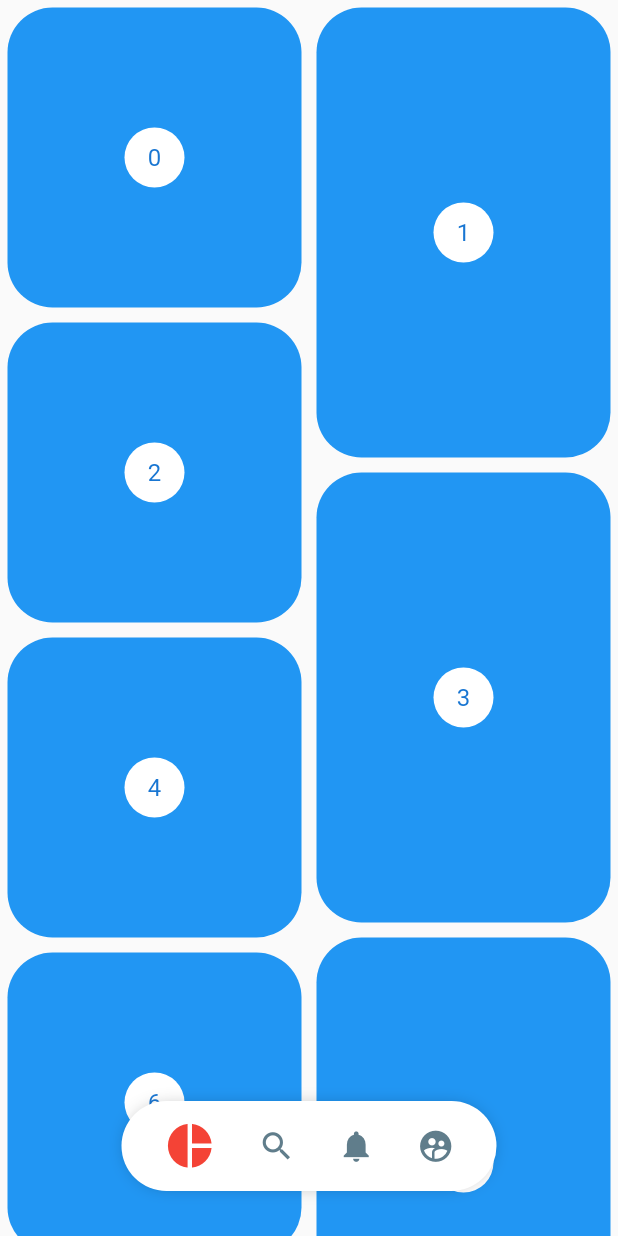
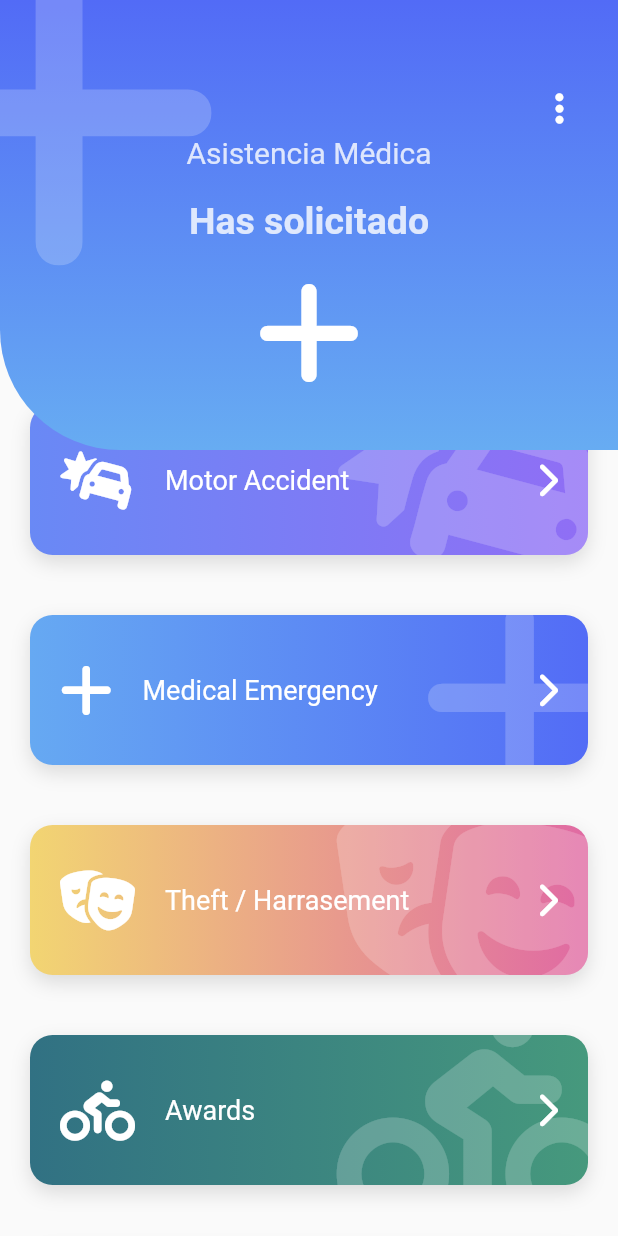
Before and after one commit to mauro-arcelles/disenos-flutter-intermedio, a Flutter app: the screen it shows after launch, on a phone screen of 412 x 824 dp. Run offline on Flutter 3.47's test engine with Material 2 defaults, Android fonts, the phone set to English and light mode, and no system bars; our stand-ins replace animate_do, flutter_svg, font_awesome_flutter.

Commit message:
emergency screen

```diff
--- a/lib/main.dart
+++ b/lib/main.dart
@@ -1,7 +1,8 @@
 // import 'package:disenos/labs/circular_progress_screen.dart';
 // import 'package:disenos/screens/graficas_circulares_screen.dart';
 // import 'package:disenos/screens/headers_screen.dart';
-import 'package:disenos/screens/pinterest_screen.dart';
+import 'package:disenos/screens/emergency_screen.dart';
+// import 'package:disenos/screens/pinterest_screen.dart';
 // import 'package:disenos/screens/slideshow_screen.dart';
 import 'package:flutter/material.dart';
 
@@ -15,7 +16,7 @@ class MyApp extends StatelessWidget {
     return const MaterialApp(
       debugShowCheckedModeBanner: false,
       title: 'Diseños App',
-      home: PinterestScreen(),
+      home: EmergencyScreen(),
     );
   }
 }
--- /dev/null
+++ b/lib/screens/emergency_screen.dart
@@ -0,0 +1,117 @@
+import 'package:animate_do/animate_do.dart';
+import 'package:disenos/widgets/boton_emergency.dart';
+import 'package:disenos/widgets/headers.dart';
+import 'package:flutter/material.dart';
+import 'package:font_awesome_flutter/font_awesome_flutter.dart';
+
+class ItemBoton {
+  final IconData icon;
+  final String texto;
+  final Color color1;
+  final Color color2;
+
+  ItemBoton(this.icon, this.texto, this.color1, this.color2);
+}
+
+class EmergencyScreen extends StatelessWidget {
+  const EmergencyScreen({Key? key}) : super(key: key);
+
+  @override
+  Widget build(BuildContext context) {
+    final items = <ItemBoton>[
+      ItemBoton(FontAwesomeIcons.carBurst, 'Motor Accident', const Color(0xff6989F5), const Color(0xff906EF5)),
+      ItemBoton(FontAwesomeIcons.plus, 'Medical Emergency', const Color(0xff66A9F2), const Color(0xff536CF6)),
+      ItemBoton(FontAwesomeIcons.masksTheater, 'Theft / Harrasement', const Color(0xffF2D572), const Color(0xffE06AA3)),
+      ItemBoton(FontAwesomeIcons.personBiking, 'Awards', const Color(0xff317183), const Color(0xff46997D)),
+      ItemBoton(FontAwesomeIcons.carBurst, 'Motor Accident', const Color(0xff6989F5), const Color(0xff906EF5)),
+      ItemBoton(FontAwesomeIcons.plus, 'Medical Emergency', const Color(0xff66A9F2), const Color(0xff536CF6)),
+      ItemBoton(FontAwesomeIcons.masksTheater, 'Theft / Harrasement', const Color(0xffF2D572), const Color(0xffE06AA3)),
+      ItemBoton(FontAwesomeIcons.personBiking, 'Awards', const Color(0xff317183), const Color(0xff46997D)),
+      ItemBoton(FontAwesomeIcons.carBurst, 'Motor Accident', const Color(0xff6989F5), const Color(0xff906EF5)),
+      ItemBoton(FontAwesomeIcons.plus, 'Medical Emergency', const Color(0xff66A9F2), const Color(0xff536CF6)),
+      ItemBoton(FontAwesomeIcons.masksTheater, 'Theft / Harrasement', const Color(0xffF2D572), const Color(0xffE06AA3)),
+      ItemBoton(FontAwesomeIcons.personBiking, 'Awards', const Color(0xff317183), const Color(0xff46997D)),
+    ];
+
+    List<Widget> itemMap = items
+        .map((e) => FadeInLeft(
+              duration: const Duration(milliseconds: 250),
+              child: BotonEmergency(
+                icon: e.icon,
+                texto: e.texto,
+                color1: e.color1,
+                color2: e.color2,
+                onPress: () {
+                  print(e.texto);
+                },
+              ),
+            ))
+        .toList();
+
+    return Scaffold(
+      body: Stack(
+        children: [
+          Container(
+            margin: const EdgeInsets.only(top: 200),
+            child: ListView(
+              physics: const BouncingScrollPhysics(),
+              children: [
+                const SizedBox(height: 50),
+                ...itemMap,
+              ],
+            ),
+          ),
+          const _Encabezado(),
+        ],
+      ),
+    );
+  }
+}
+
+class _Encabezado extends StatelessWidget {
+  const _Encabezado({
+    Key? key,
+  }) : super(key: key);
+
+  @override
+  Widget build(BuildContext context) {
+    return Stack(
+      children: [
+        const IconHeader(
+          icon: FontAwesomeIcons.plus,
+          title: 'Asistencia Médica',
+          subtitle: 'Has solicitado',
+          color1: Color(0xff526BF6),
+          color2: Color(0xff67ACF2),
+        ),
+        Positioned(
+          right: -5,
+          top: 45,
+          child: RawMaterialButton(
+            onPressed: () {},
+            shape: const CircleBorder(),
+            padding: const EdgeInsets.all(15),
+            child: const FaIcon(FontAwesomeIcons.ellipsisVertical, color: Colors.white),
+          ),
+        ),
+      ],
+    );
+  }
+}
+
+class EmergencyHeader extends StatelessWidget {
+  const EmergencyHeader({
+    Key? key,
+  }) : super(key: key);
+
+  @override
+  Widget build(BuildContext context) {
+    return const IconHeader(
+      icon: FontAwesomeIcons.plus,
+      title: 'Has solicitado',
+      subtitle: 'Asistencia médica',
+      color1: Color(0xff526BF6),
+      color2: Color(0xff67ACF2),
+    );
+  }
+}
--- /dev/null
+++ b/lib/widgets/boton_emergency.dart
@@ -0,0 +1,94 @@
+import 'package:flutter/material.dart';
+import 'package:font_awesome_flutter/font_awesome_flutter.dart';
+
+class BotonEmergency extends StatelessWidget {
+  final IconData icon;
+  final String texto;
+  final Color color1;
+  final Color color2;
+  final Function onPress;
+
+  const BotonEmergency({
+    super.key,
+    this.icon = FontAwesomeIcons.circle,
+    required this.texto,
+    this.color1 = Colors.grey,
+    this.color2 = Colors.blueGrey,
+    required this.onPress,
+  });
+
+  @override
+  Widget build(BuildContext context) {
+    return GestureDetector(
+      onTap: () {
+        onPress();
+      },
+      child: Stack(
+        children: [
+          _BotonEmergencyBackground(icon: icon, color1: color1, color2: color2),
+          Row(
+            mainAxisAlignment: MainAxisAlignment.center,
+            children: [
+              const SizedBox(height: 140, width: 40),
+              FaIcon(icon, color: Colors.white, size: 40),
+              const SizedBox(width: 20),
+              Expanded(child: Text(texto, style: const TextStyle(color: Colors.white, fontSize: 18))),
+              const FaIcon(FontAwesomeIcons.chevronRight, color: Colors.white),
+              const SizedBox(width: 40),
+            ],
+          )
+        ],
+      ),
+    );
+  }
+}
+
+class _BotonEmergencyBackground extends StatelessWidget {
+  final IconData icon;
+  final Color color1;
+  final Color color2;
+
+  const _BotonEmergencyBackground({
+    Key? key,
+    required this.icon,
+    required this.color1,
+    required this.color2,
+  }) : super(key: key);
+
+  @override
+  Widget build(BuildContext context) {
+    return Container(
+      width: double.infinity,
+      height: 100,
+      margin: const EdgeInsets.all(20),
+      decoration: BoxDecoration(
+        borderRadius: BorderRadius.circular(15),
+        boxShadow: const [
+          BoxShadow(
+            color: Colors.black12,
+            blurRadius: 10,
+            offset: Offset(0, 5),
+          ),
+        ],
+        gradient: LinearGradient(
+          colors: <Color>[
+            color1,
+            color2,
+          ],
+        ),
+      ),
+      child: ClipRRect(
+        borderRadius: BorderRadius.circular(15),
+        child: Stack(
+          children: [
+            Positioned(
+              right: -20,
+              top: -20,
+              child: FaIcon(icon, color: Colors.white.withOpacity(0.2), size: 150),
+            )
+          ],
+        ),
+      ),
+    );
+  }
+}
--- a/lib/widgets/headers.dart
+++ b/lib/widgets/headers.dart
@@ -1,6 +1,7 @@
 // ignore_for_file: sized_box_for_whitespace
 
 import 'package:flutter/material.dart';
+import 'package:font_awesome_flutter/font_awesome_flutter.dart';
 
 class HeaderCuadrado extends StatelessWidget {
   const HeaderCuadrado({super.key});
@@ -284,3 +285,81 @@ class _HeaderWavesGradientPainter extends CustomPainter {
     return true;
   }
 }
+
+class IconHeader extends StatelessWidget {
+  final IconData icon;
+  final String title;
+  final String subtitle;
+  final Color color1;
+  final Color color2;
+
+  const IconHeader({
+    super.key,
+    required this.icon,
+    required this.title,
+    required this.subtitle,
+    this.color1 = Colors.grey,
+    this.color2 = Colors.blueGrey,
+  });
+
+  @override
+  Widget build(BuildContext context) {
+    final Color colorBlanco = Colors.white.withOpacity(0.8);
+
+    return Stack(
+      children: [
+        _IconHeaderBackground(color1: color1, color2: color2),
+        Positioned(
+          top: -50,
+          left: -70,
+          child: FaIcon(
+            icon,
+            size: 250,
+            color: Colors.white.withOpacity(0.2),
+          ),
+        ),
+        Column(
+          children: [
+            const SizedBox(height: 90, width: double.infinity),
+            Text(title, style: TextStyle(fontSize: 20, color: colorBlanco)),
+            const SizedBox(height: 20),
+            Text(subtitle, style: TextStyle(fontSize: 25, color: colorBlanco, fontWeight: FontWeight.bold)),
+            const SizedBox(height: 20),
+            FaIcon(icon, size: 80, color: Colors.white),
+          ],
+        )
+      ],
+    );
+  }
+}
+
+class _IconHeaderBackground extends StatelessWidget {
+  final Color color1;
+  final Color color2;
+
+  const _IconHeaderBackground({
+    Key? key,
+    required this.color1,
+    required this.color2,
+  }) : super(key: key);
+
+  @override
+  Widget build(BuildContext context) {
+    return Container(
+      width: double.infinity,
+      height: 300,
+      decoration: BoxDecoration(
+        color: Colors.red,
+        borderRadius: const BorderRadius.only(bottomLeft: Radius.circular(80)),
+        gradient: LinearGradient(
+          begin: Alignment.topCenter,
+          end: Alignment.bottomCenter,
+          colors: [
+            color1,
+            color2,
+          ],
+        ),
+      ),
+    );
+  }
+}
--- a/pubspec.yaml
+++ b/pubspec.yaml
@@ -37,6 +37,8 @@ dependencies:
   flutter_svg: ^1.1.5
   provider: ^6.0.3
   flutter_staggered_grid_view: ^0.6.2
+  font_awesome_flutter: ^10.2.1
+  animate_do: ^2.1.0
 
 dev_dependencies:
   flutter_test:
```
Also changed, not shown: pubspec.lock.
